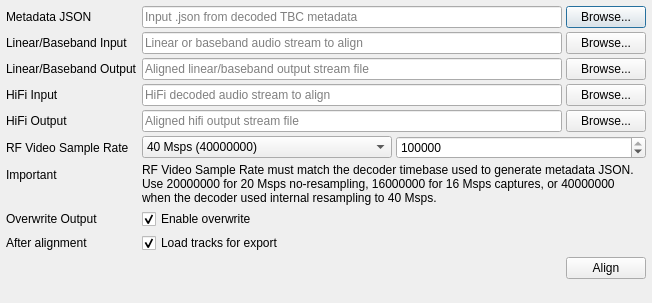
This is src/audio-align/audioalignmentdialog.ui in n00mkrad/tbc-tools as Qt 5 draws it before an edit. The edited form follows.
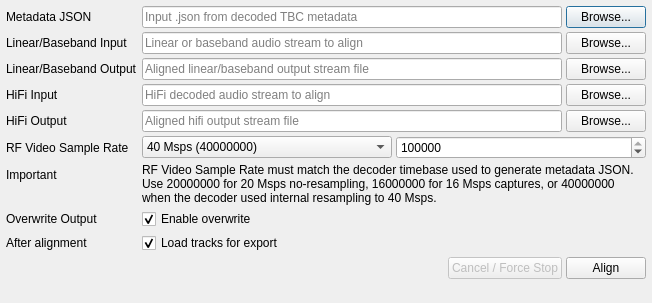
This is the edited form.

Commit message: Add auto-audio-align force-stop and baseband CH1/CH2 targeting

```diff
--- a/src/audio-align/audioalignmentdialog.ui
+++ b/src/audio-align/audioalignmentdialog.ui
@@ -293,6 +293,16 @@
        </property>
       </spacer>
      </item>
+     <item>
+      <widget class="QPushButton" name="cancelButton">
+       <property name="enabled">
+        <bool>false</bool>
+       </property>
+       <property name="text">
+        <string>Cancel / Force Stop</string>
+       </property>
+      </widget>
+     </item>
      <item>
       <widget class="QPushButton" name="alignButton">
        <property name="text">
```
The commit also changes 4 other files.
